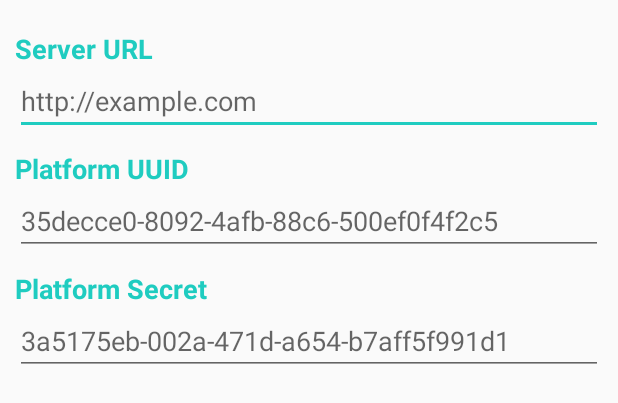
After one commit to vmware-archive/push-android-heartbeatmonitor, an Android app: the layout platform_info.xml on its own in the app's theme, with its tools: preview values and no code run, on a phone screen of 412 x 824 dp. The commit adds this screen. Shown: the top 403 px of the screen. Run offline under Robolectric (Android 15) with nearby library versions, the phone set to English and light mode, and no system bars.

Commit message:
[#138441193] allow heartbeat app to set up platform info

```diff
--- /dev/null
+++ b/app/src/main/res/layout/platform_info.xml
@@ -0,0 +1,60 @@
+<?xml version="1.0" encoding="utf-8"?>
+<LinearLayout xmlns:android="http://schemas.android.com/apk/res/android"
+    android:orientation="vertical"
+    android:layout_width="match_parent"
+    android:layout_height="match_parent"
+    android:padding="10dp">
+
+    <TextView
+        android:layout_width="match_parent"
+        android:layout_height="wrap_content"
+        android:text="@string/title_server_url"
+        android:textSize="18sp"
+        android:textColor="?attr/colorAccent"
+        android:textAllCaps="false"
+        android:textStyle="normal|bold"
+        android:fontFamily="sans-serif"
+        android:layout_marginTop="10dp"/>
+
+    <EditText
+        android:layout_width="match_parent"
+        android:layout_height="wrap_content"
+        android:inputType="textUri"
+        android:ems="10"
+        android:id="@+id/server_url"
+        android:hint="@string/hint_server_url" />
+
+    <TextView
+        android:layout_width="match_parent"
+        android:layout_height="wrap_content"
+        android:text="@string/title_platform_uuid"
+        android:textSize="18sp"
+        android:textColor="?attr/colorAccent"
+        android:textStyle="normal|bold"
+        android:layout_marginTop="10dp"/>
+
+    <EditText
+        android:layout_width="match_parent"
+        android:layout_height="wrap_content"
+        android:ems="10"
+        android:id="@+id/platform_uuid"
+        android:inputType="text"
+        android:hint="@string/hint_platform_uuid" />
+
+    <TextView
+        android:text="@string/title_platform_secret"
+        android:layout_width="match_parent"
+        android:layout_height="wrap_content"
+        android:textSize="18sp"
+        android:textColor="?attr/colorAccent"
+        android:textStyle="normal|bold"
+        android:layout_marginTop="10dp"/>
+
+    <EditText
+        android:layout_width="match_parent"
+        android:layout_height="wrap_content"
+        android:inputType="text"
+        android:ems="10"
+        android:id="@+id/platform_secret"
+        android:hint="@string/hint_platform_secret" />
+</LinearLayout>
--- a/app/src/main/res/values/strings.xml
+++ b/app/src/main/res/values/strings.xml
@@ -7,6 +7,14 @@
     <string name="monitoring">"Monitoring %1$s."</string>
     <string name="last_timestamp">"Last heartbeat received %1$s."</string>
     <string name="last_timestamp_less_than_minute_ago">Last heartbeat received moments ago.</string>
+    <string name="title_server_url">Server URL</string>
+    <string name="hint_server_url">http://example.com</string>
+    <string name="title_platform_uuid">Platform UUID</string>
+    <string name="hint_platform_uuid">35decce0-8092-4afb-88c6-500ef0f4f2c5</string>
+    <string name="title_platform_secret">Platform Secret</string>
+    <string name="hint_platform_secret">3a5175eb-002a-471d-a654-b7aff5f991d1</string>
+    <string name="title_push_platform_dlg">Push Platform Information</string>
+    <string name="OK">OK</string>
     <plurals name ="heartbeat_counter">
         <item quantity="one">"Received %d heartbeat."</item>
         <item quantity="other">"Received %d heartbeats."</item>
--- a/build.gradle
+++ b/build.gradle
@@ -5,7 +5,7 @@ buildscript {
         jcenter()
     }
     dependencies {
-        classpath 'com.android.tools.build:gradle:2.2.0'
+        classpath 'com.android.tools.build:gradle:2.2.3'
         classpath 'com.google.gms:google-services:3.0.0'
 
         // NOTE: Do not place your application dependencies here; they belong
@@ -17,7 +17,7 @@ subprojects {
 
     ext {
         // Pivotal CF Mobile Services dependencies
-        pushSdkVersionName = System.getenv("PUSH_SDK_VERSION") ?: "1.8.0"
+        pushSdkVersionName = System.getenv("PUSH_SDK_VERSION") ?: "2.0.+"
         pushSdk = 'io.pivotal.android:push:' + pushSdkVersionName
 
         println "Using Push SDK version: " + pushSdkVersionName
```
Also changed, not shown: app/src/main/java/io/pivotal/android/push/heartbeatmonitor/MainActivity.java (+31 -4 lines), app/src/main/res/raw/pivotal.properties (+0 -11 lines).
